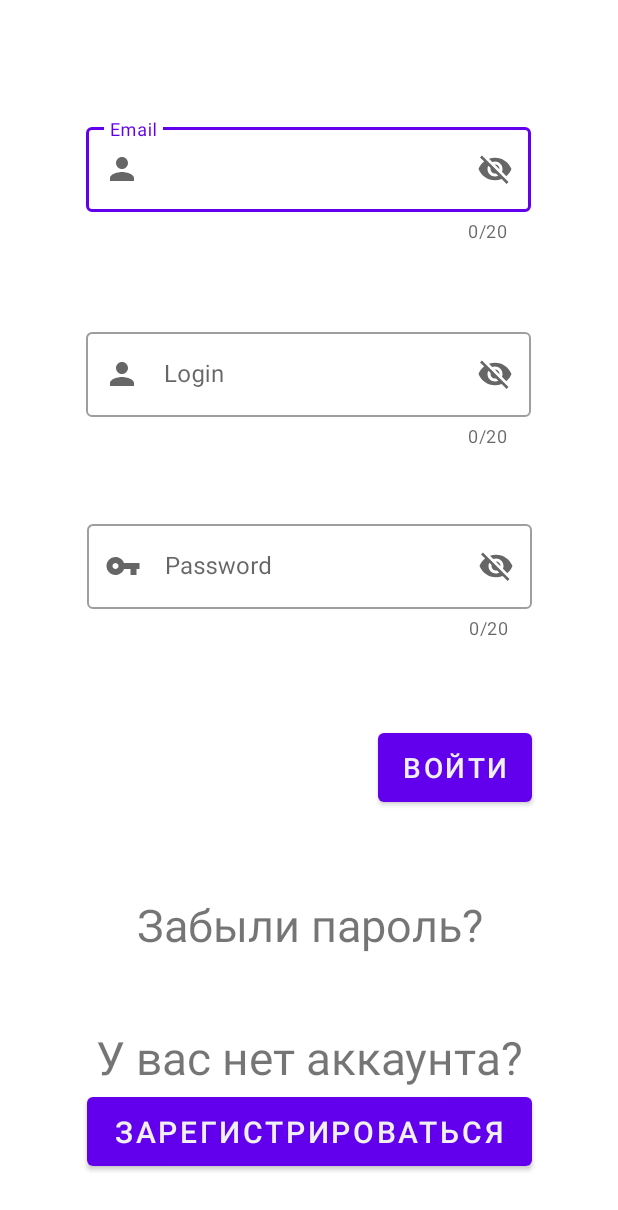
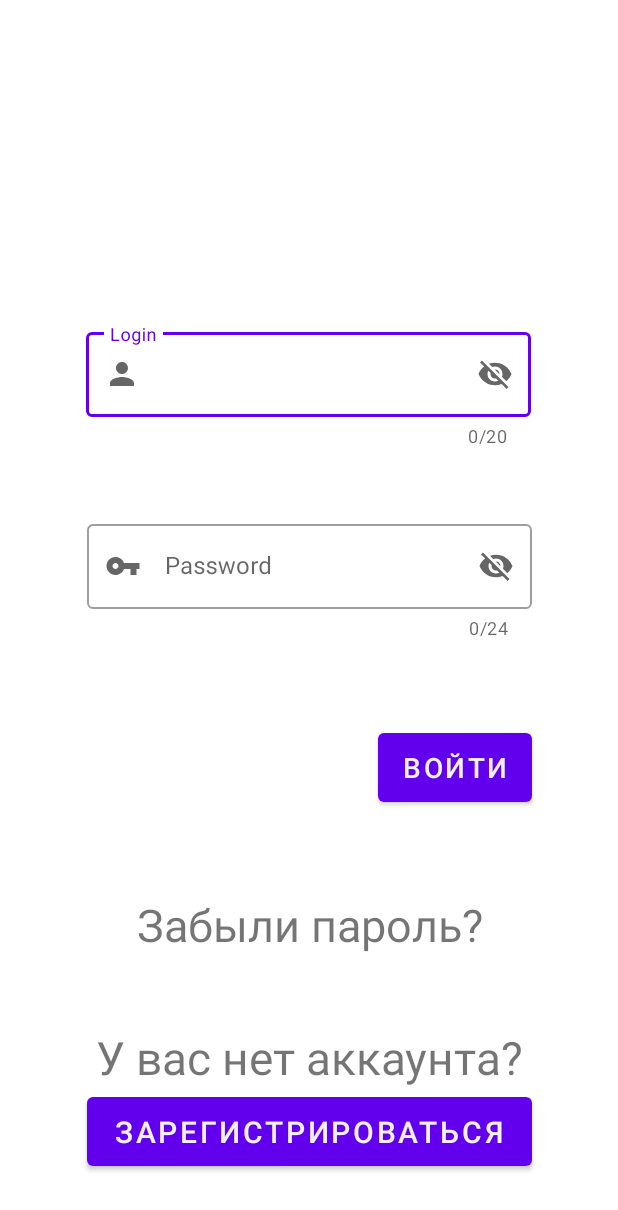
Before and after one commit to GreenpixDev/ShiftAndroid, an Android app: the screen it shows after launch (LoginActivity), on a phone screen of 412 x 824 dp. Shown: the top 1210 px of the screen. Run offline under Robolectric (Android 15) with nearby library versions, the phone set to English and light mode, and no system bars; our stand-ins replace Dagger/Hilt's generated code.

Commit message:
Fix Regex
-удалил поле почты с экрана авторизации
-изменил максимальную допустимую длину email в активити регистрации(50 символов)
-сделал регулярку для email
-сделал проверку длины пароля по требованиям(от 8 до 24 символов), у логина в требованиях ничего нет

```diff
--- a/app/src/main/java/ru/cft/shift/scheduler/ui/register/RegistrationMvpView.kt
+++ b/app/src/main/java/ru/cft/shift/scheduler/ui/register/RegistrationMvpView.kt
@@ -18,4 +18,5 @@ interface RegistrationMvpView : MvpView {
 
     fun showLoginScreen()
 
+    fun showInvalidPasswordLenghtToast()
 }
--- a/app/src/main/res/layout/activity_login.xml
+++ b/app/src/main/res/layout/activity_login.xml
@@ -6,36 +6,6 @@
     android:layout_height="match_parent"
     tools:context=".ui.login.LoginActivity"
     >
-
-    <com.google.android.material.textfield.TextInputLayout
-        android:id="@+id/textInputLayoutEmail"
-        style="@style/Widget.MaterialComponents.TextInputLayout.OutlinedBox"
-        android:layout_width="0dp"
-        android:layout_height="0dp"
-        app:counterEnabled="true"
-        app:counterMaxLength="20"
-        app:endIconMode="password_toggle"
-        app:layout_constraintBottom_toBottomOf="parent"
-        app:layout_constraintEnd_toEndOf="parent"
-        app:layout_constraintHeight_default="percent"
-        app:layout_constraintHeight_percent="0.13"
-        app:layout_constraintHorizontal_bias="0.495"
-        app:layout_constraintStart_toStartOf="parent"
-        app:layout_constraintTop_toTopOf="parent"
-        app:layout_constraintVertical_bias="0.111"
-        app:layout_constraintWidth_default="percent"
-        app:layout_constraintWidth_percent="0.72"
-        app:startIconDrawable="@drawable/ic_baseline_person_24">
-
-        <com.google.android.material.textfield.TextInputEditText
-            android:id="@+id/email"
-            app:autoSizePresetSizes="@array/autosize_text_sizes"
-            app:autoSizeTextType="uniform"
-            android:layout_width="match_parent"
-            android:layout_height="wrap_content"
-            android:hint="Email"
-            android:inputType="text" />
-    </com.google.android.material.textfield.TextInputLayout>
 
     <com.google.android.material.textfield.TextInputLayout
         android:id="@+id/textInputLayoutLogin"
@@ -73,7 +43,7 @@
         android:layout_width="0dp"
         android:layout_height="0dp"
         app:counterEnabled="true"
-        app:counterMaxLength="20"
+        app:counterMaxLength="24"
         app:endIconMode="password_toggle"
         app:layout_constraintBottom_toBottomOf="parent"
         app:layout_constraintEnd_toEndOf="parent"
--- a/app/src/main/res/layout/activity_registration.xml
+++ b/app/src/main/res/layout/activity_registration.xml
@@ -12,7 +12,7 @@
         android:layout_width="0dp"
         android:layout_height="0dp"
         app:counterEnabled="true"
-        app:counterMaxLength="20"
+        app:counterMaxLength="50"
         app:endIconMode="password_toggle"
         app:layout_constraintBottom_toTopOf="@+id/textInputLayoutLogin"
         app:layout_constraintEnd_toEndOf="parent"
@@ -72,7 +72,7 @@
         android:layout_width="0dp"
         android:layout_height="0dp"
         app:counterEnabled="true"
-        app:counterMaxLength="20"
+        app:counterMaxLength="24"
         app:endIconMode="password_toggle"
         app:layout_constraintBottom_toBottomOf="parent"
         app:layout_constraintEnd_toEndOf="parent"
@@ -102,7 +102,7 @@
         android:layout_width="0dp"
         android:layout_height="0dp"
         app:counterEnabled="true"
-        app:counterMaxLength="20"
+        app:counterMaxLength="24"
         app:endIconMode="password_toggle"
         app:layout_constraintBottom_toBottomOf="parent"
         app:layout_constraintEnd_toEndOf="parent"
--- a/app/src/main/res/values/strings.xml
+++ b/app/src/main/res/values/strings.xml
@@ -27,6 +27,7 @@
     <string name="delete">Удалить</string>
 
     <string name="invalid_password">Пароль должен содержать строчные и прописные латинские буквы, цифры.</string>
+    <string name="invalid_password_lenght">Пароль должен быть не менее 8 и не более 24 символов.</string>
     <string name="invalid_username">Логин должен состоять из букв и цифр, первый символ обязательно буква, ограничение 20 символов.</string>
     <string name="invalid_email">Некорректный email.</string>
     <string name="password_not_match">Пароли не совпадают.</string>
```
Also changed, not shown: app/src/main/java/ru/cft/shift/scheduler/ui/register/RegistrationActivity.kt (+8 -0 lines), app/src/main/java/ru/cft/shift/scheduler/ui/register/RegistrationPresenter.kt (+7 -2 lines).
